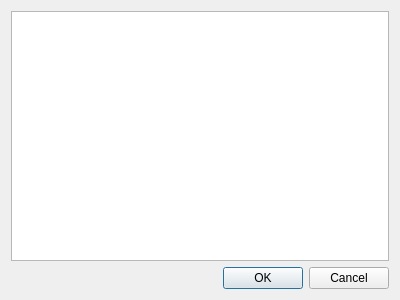
First picture: the form in ui/select_options_qdialog.ui, repository GijsGroote/creator_administrator, before the edit.
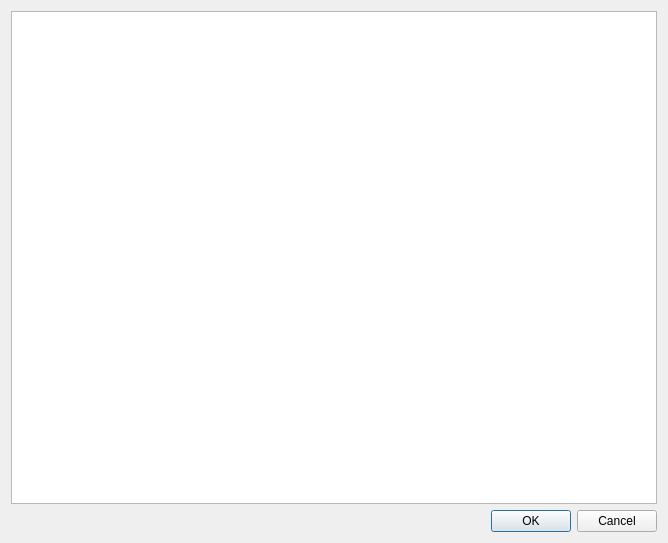
Second picture: the form after the edit.

```diff
--- a/ui/select_options_qdialog.ui
+++ b/ui/select_options_qdialog.ui
@@ -6,8 +6,8 @@
    <rect>
     <x>0</x>
     <y>0</y>
-    <width>400</width>
-    <height>300</height>
+    <width>668</width>
+    <height>543</height>
    </rect>
   </property>
   <property name="windowTitle">
```
